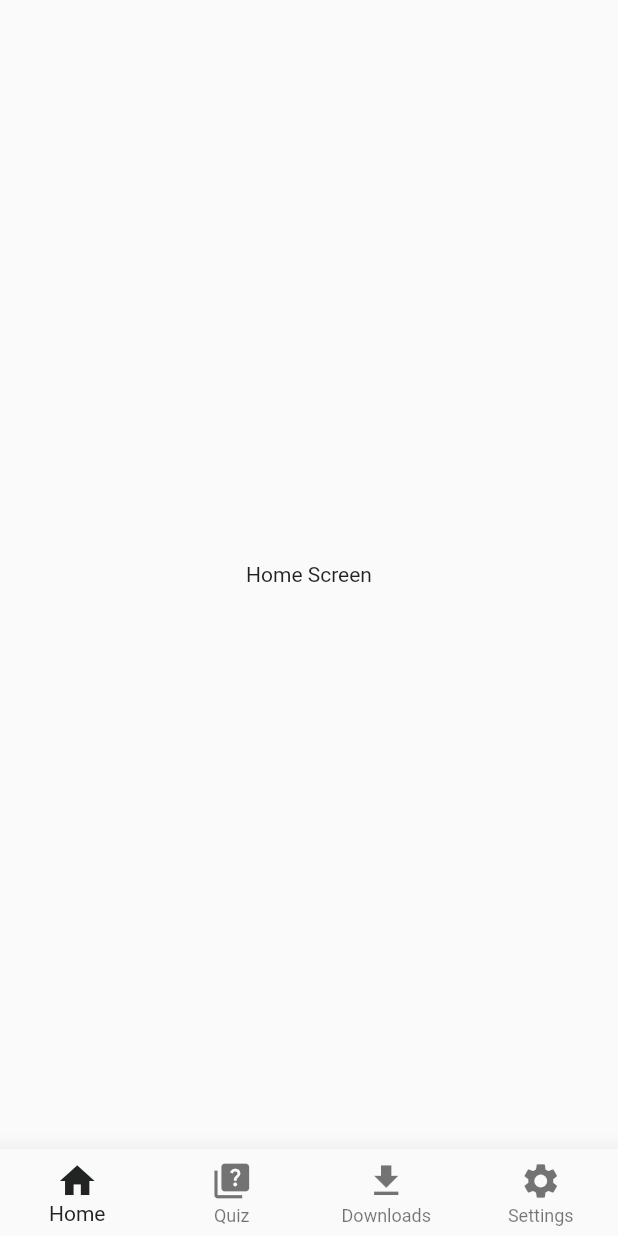
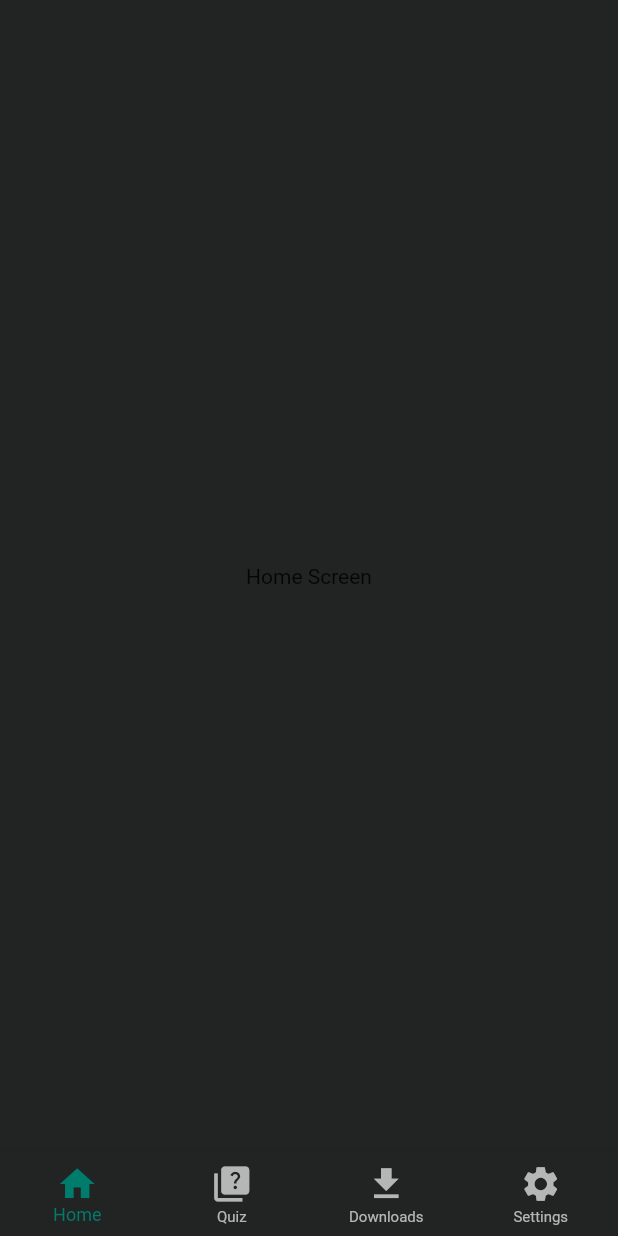
Before and after one commit to alainjr10/Kropco, a Flutter app: the Home screen opened directly, on a phone screen of 412 x 824 dp. Run offline on Flutter 3.47's test engine with Material 2 defaults, Android fonts, the phone set to English and light mode, and no system bars.

Commit message:
basic general colors and bottom nav bar

```diff
--- a/lib/utils/constants.dart
+++ b/lib/utils/constants.dart
@@ -2,4 +2,6 @@
 
 const kPrimaryColor = Color.fromRGBO(34, 36, 36, 1);
 const kSecondaryColor = Color.fromRGBO(51, 51, 51, 1);
-const kPrimaryTextColor = Color.fromRGBO(218, 218, 218, 1);
+const kPrimaryTextColor = Color.fromRGBO(218, 218, 218, 0.8);
+//const kk = Color.fromARGB(255, 5, 170, 99);
+const kSecondaryTextColor = Color.fromRGBO(0, 124, 109, 1);
--- a/lib/utils/routes.dart
+++ b/lib/utils/routes.dart
@@ -0,0 +1,15 @@
+import 'package:flutter/cupertino.dart';
+import 'package:kropco/views/disease_detection_screen.dart';
+import 'package:kropco/views/home_screen.dart';
+import 'package:kropco/views/homepage.dart';
+import 'package:kropco/views/settings_screen.dart';
+import 'package:kropco/views/storage_centers_screen.dart';
+
+var customRoutes = <String, WidgetBuilder>{
+  '/': (context) => const Home(),
+  HomeScreen.homeScreenId: (context) => const HomeScreen(),
+  DiseaseDetection.diseaseDetectionScreenId: (context) =>
+      const DiseaseDetection(),
+  StorageCenters.storageCentersScreenId: (context) => const StorageCenters(),
+  Settings.settingsScreenId: (context) => const Settings(),
+};
--- a/lib/views/disease_detection_screen.dart
+++ b/lib/views/disease_detection_screen.dart
@@ -1,6 +1,7 @@
 import 'package:flutter/material.dart';
 
 class DiseaseDetection extends StatelessWidget {
+  static const diseaseDetectionScreenId = "/disease_detection";
   const DiseaseDetection({Key? key}) : super(key: key);
 
   @override
--- a/lib/views/home_screen.dart
+++ b/lib/views/home_screen.dart
@@ -1,6 +1,7 @@
 import 'package:flutter/material.dart';
 
 class HomeScreen extends StatelessWidget {
+  static const homeScreenId = "/home_screen";
   const HomeScreen({Key? key}) : super(key: key);
 
   @override
--- a/lib/views/homepage.dart
+++ b/lib/views/homepage.dart
@@ -1,4 +1,5 @@
 import 'package:flutter/material.dart';
+import 'package:kropco/utils/constants.dart';
 import 'package:kropco/views/disease_detection_screen.dart';
 import 'package:kropco/views/home_screen.dart';
 import 'package:kropco/views/settings_screen.dart';
@@ -43,7 +44,10 @@
         bottomNavigationBar: BottomNavigationBar(
           elevation: 15.0,
           //selectedItemColor: kPrimaryColor,
-          unselectedItemColor: Colors.black54,
+          unselectedItemColor: kPrimaryTextColor,
+          selectedItemColor: kSecondaryTextColor,
+          selectedFontSize: 12,
+          unselectedFontSize: 10,
           type: BottomNavigationBarType.fixed,
           iconSize: 28.0,
           currentIndex: _currentIndex,
--- a/lib/views/settings_screen.dart
+++ b/lib/views/settings_screen.dart
@@ -1,6 +1,7 @@
 import 'package:flutter/material.dart';
 
 class Settings extends StatelessWidget {
+  static const settingsScreenId = "/settings_screen";
   const Settings({Key? key}) : super(key: key);
 
   @override
--- a/lib/views/storage_centers_screen.dart
+++ b/lib/views/storage_centers_screen.dart
@@ -1,6 +1,7 @@
 import 'package:flutter/material.dart';
 
 class StorageCenters extends StatelessWidget {
+  static const storageCentersScreenId = "/storage_centers_screen";
   const StorageCenters({Key? key}) : super(key: key);
 
   @override
```
Also changed, not shown: lib/main.dart (+5 -2 lines).
